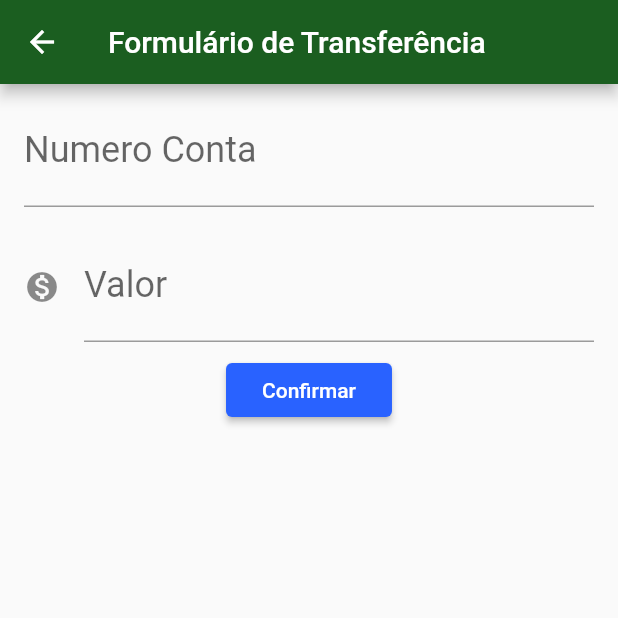
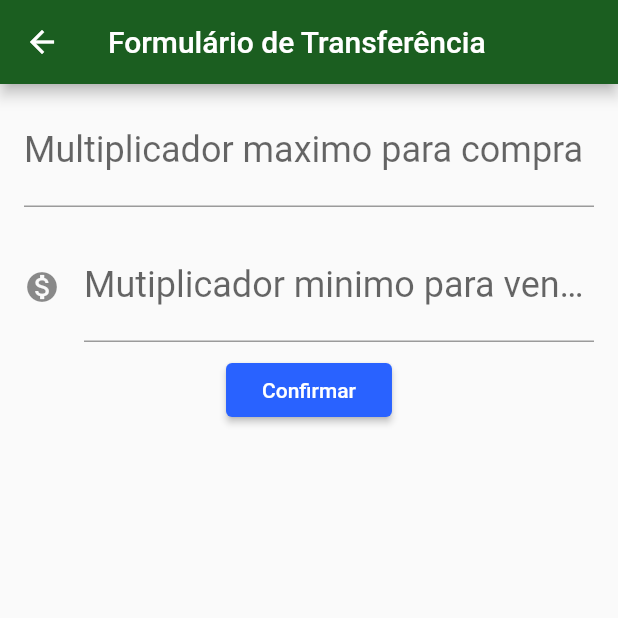
Before and after one commit to denerkr/Green_Share, a Flutter app: the FormularioTransferencia screen opened directly, on a phone screen of 412 x 824 dp, the top half of it. Run offline on Flutter 3.47's test engine with Material 2 defaults, Android fonts, the phone set to English and light mode, and no system bars; our stand-ins replace firebase_database; accounts and stored records are empty.

Commit message:
login com email, alteração de compra/venda/modo

```diff
--- a/lib/screens/login/logincompelto.dart
+++ b/lib/screens/login/logincompelto.dart
@@ -97,8 +97,9 @@ class _LoginPageState extends State<LoginPage> {
   }
 
   void getSenha() async {
-    String result = (await FirebaseDatabase.instance.reference().child("usuarios/residencia6/cadastro/-MLuCXL5qbtHL-Ngbm1Z/senha").once()).value;
-    if(result == _password && result == _email) {
+    String senha = (await FirebaseDatabase.instance.reference().child("usuarios/residencia6/cadastro/-MLuCXL5qbtHL-Ngbm1Z/senha").once()).value;
+    String login = (await FirebaseDatabase.instance.reference().child("usuarios/residencia6/cadastro/-MLuCXL5qbtHL-Ngbm1Z/e-mail").once()).value;
+    if(senha == _password && login == _email) {
       final Future<Transferencia> future = Navigator.push(context, MaterialPageRoute(builder: (context) {
         return Menu();
       }));
--- a/lib/screens/transferencia/formulario.dart
+++ b/lib/screens/transferencia/formulario.dart
@@ -28,22 +28,30 @@ class FormularioTransferenciaState extends State<FormularioTransferencia> {
             children: [
               Editor(
                 controlador: _controladorCampoNumeroConta,
-                rotulo: 'Numero Conta',
-                dica: '0000',
+                rotulo: 'Multiplicador maximo para compra',
+                dica: '1.5',
               ),
               Editor(
                   controlador: _controladorCampoValor,
-                  rotulo: 'Valor',
-                  dica: '0.00',
+                  rotulo: 'Mutiplicador minimo para venda',
+                  dica: '1.5',
                   icone: Icons.monetization_on),
               RaisedButton(
                 child: Text('Confirmar'),
-                onPressed: () => getsenha(),
+                onPressed: () => attDados(context),
               ),
             ],
           ),
         ));
   }
+
+void attDados(BuildContext context){
+  final double numeroConta = double.tryParse(_controladorCampoNumeroConta.text);
+  final double valor = double.tryParse(_controladorCampoValor.text);
+    databaseReference.child('usuarios/residencia6/configuracoes/-MLuCXkNOYahXttBXDQf').update({'Multiplicador maximo para compra': numeroConta});
+    databaseReference.child('usuarios/residencia6/configuracoes/-MLuCXkNOYahXttBXDQf').update({'Mutiplicador minimo para venda': valor});
+}
+
 
   void _criaTransferencia(BuildContext context) {
     ///debugPrint('clicou no botão confirmar');
```
Also changed, not shown: lib/screens/menu/appmenu.dart (+15 -63 lines).
